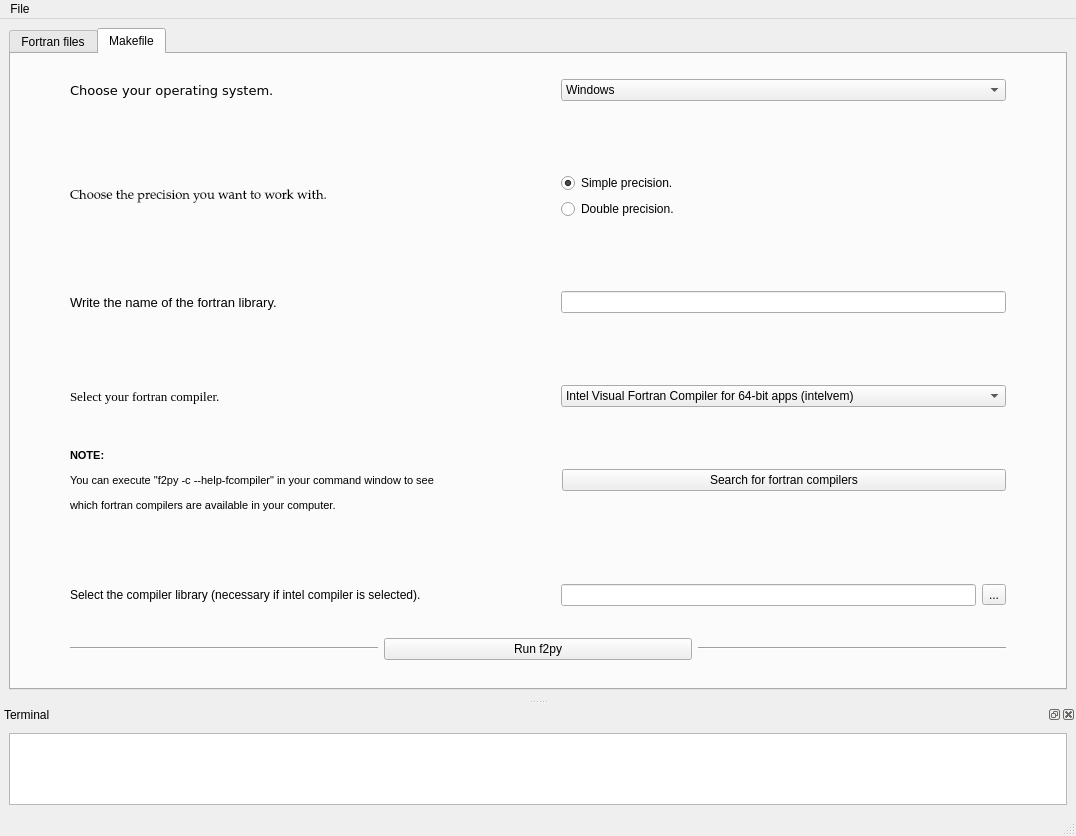
mramagu/Fortran-to-Python-Wrapper, file fparser_GUI/GUI.ui: the form before one commit.
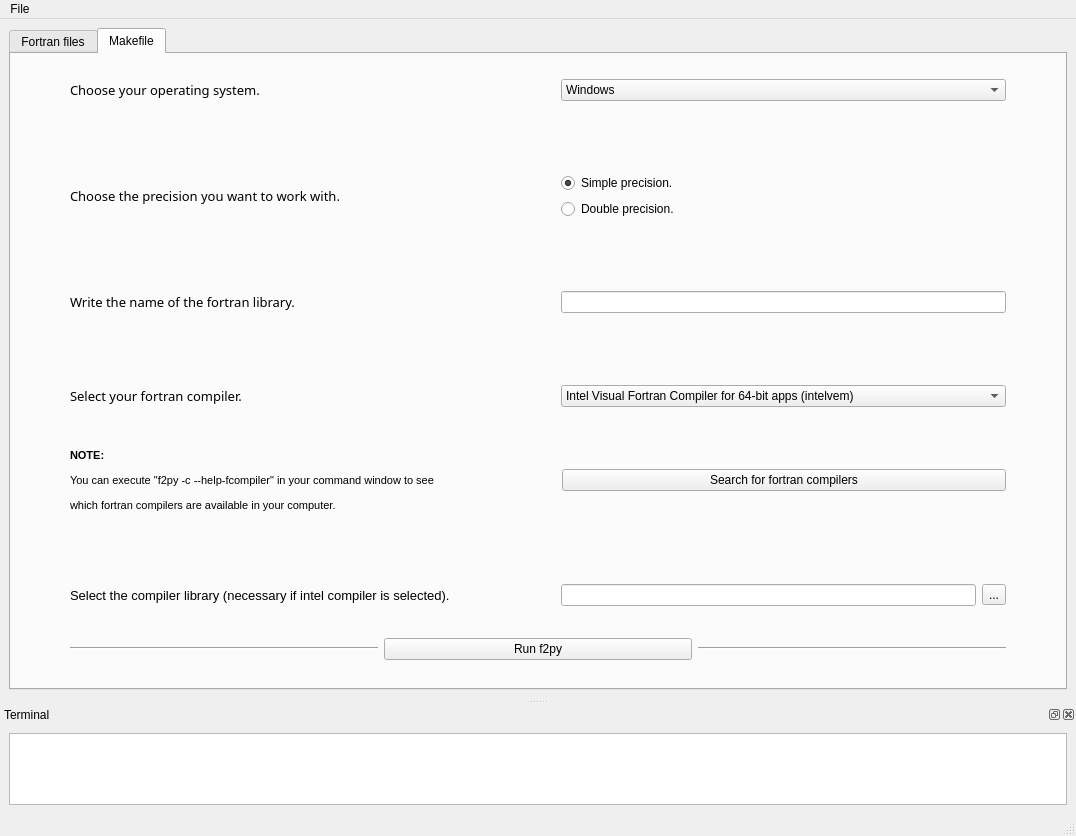
The form after the commit.

```diff
--- a/fparser_GUI/GUI.ui
+++ b/fparser_GUI/GUI.ui
@@ -328,7 +328,7 @@
              <widget class="QLabel" name="label_make_OS">
               <property name="font">
                <font>
-                <family>Verdana</family>
+                <family>Sans Serif</family>
                 <pointsize>10</pointsize>
                </font>
               </property>
@@ -395,7 +395,7 @@
              <widget class="QLabel" name="label_make_precission">
               <property name="font">
                <font>
-                <family>Palatino Linotype</family>
+                <family>Sans Serif</family>
                 <pointsize>10</pointsize>
                </font>
               </property>
@@ -462,7 +462,7 @@
              <widget class="QLabel" name="label_make_lib">
               <property name="font">
                <font>
-                <family>Tahoma</family>
+                <family>Sans Serif</family>
                 <pointsize>10</pointsize>
                </font>
               </property>
@@ -528,7 +528,7 @@
              <widget class="QLabel" name="label_make_FC">
               <property name="font">
                <font>
-                <family>Georgia</family>
+                <family>Sans Serif</family>
                 <pointsize>10</pointsize>
                 <weight>50</weight>
                 <bold>false</bold>
@@ -666,6 +666,11 @@
            <layout class="QVBoxLayout" name="verticalLayout_22">
             <item>
              <widget class="QLabel" name="label_complib">
+              <property name="font">
+               <font>
+                <pointsize>10</pointsize>
+               </font>
+              </property>
               <property name="text">
                <string>Select the compiler library (necessary if intel compiler is selected).</string>
               </property>
```
Left out of the diff: 2 changed lines with no effect on the pictures.
